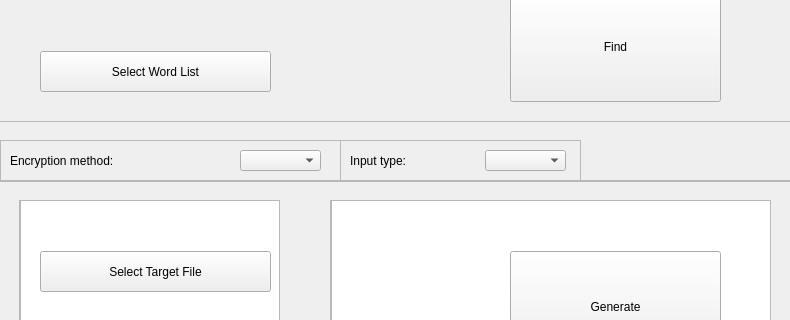
Old version of the form mainwindow.ui in the repository kralloie/shahnagraem; both pictures show x 0 to 790 and y 159 to 479 of the 790 by 644 pixel window.
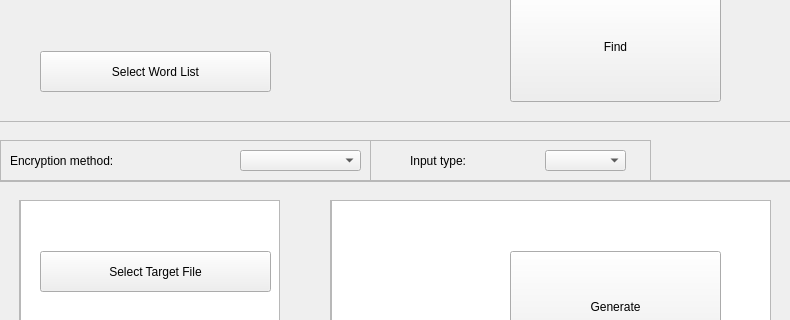
New version of the form. Icons and pictures are not drawn.

Commit message: Enlarged hashBox to fit new hash names

What changed in the file:
```diff
--- a/mainwindow.ui
+++ b/mainwindow.ui
@@ -342,7 +342,7 @@
       <rect>
        <x>20</x>
        <y>320</y>
-       <width>341</width>
+       <width>371</width>
        <height>41</height>
       </rect>
      </property>
@@ -376,7 +376,7 @@
        <rect>
         <x>240</x>
         <y>10</y>
-        <width>81</width>
+        <width>121</width>
         <height>21</height>
        </rect>
       </property>
@@ -394,9 +394,9 @@
     <widget class="QFrame" name="frame_4">
      <property name="geometry">
       <rect>
-       <x>360</x>
+       <x>390</x>
        <y>320</y>
-       <width>241</width>
+       <width>281</width>
        <height>41</height>
       </rect>
      </property>
@@ -412,9 +412,9 @@
      <widget class="QLabel" name="inputModeIndication">
       <property name="geometry">
        <rect>
-        <x>10</x>
+        <x>40</x>
         <y>10</y>
-        <width>141</width>
+        <width>121</width>
         <height>21</height>
        </rect>
       </property>
@@ -428,7 +428,7 @@
      <widget class="QComboBox" name="inputModeBox">
       <property name="geometry">
        <rect>
-        <x>145</x>
+        <x>175</x>
         <y>10</y>
         <width>81</width>
         <height>21</height>
```
